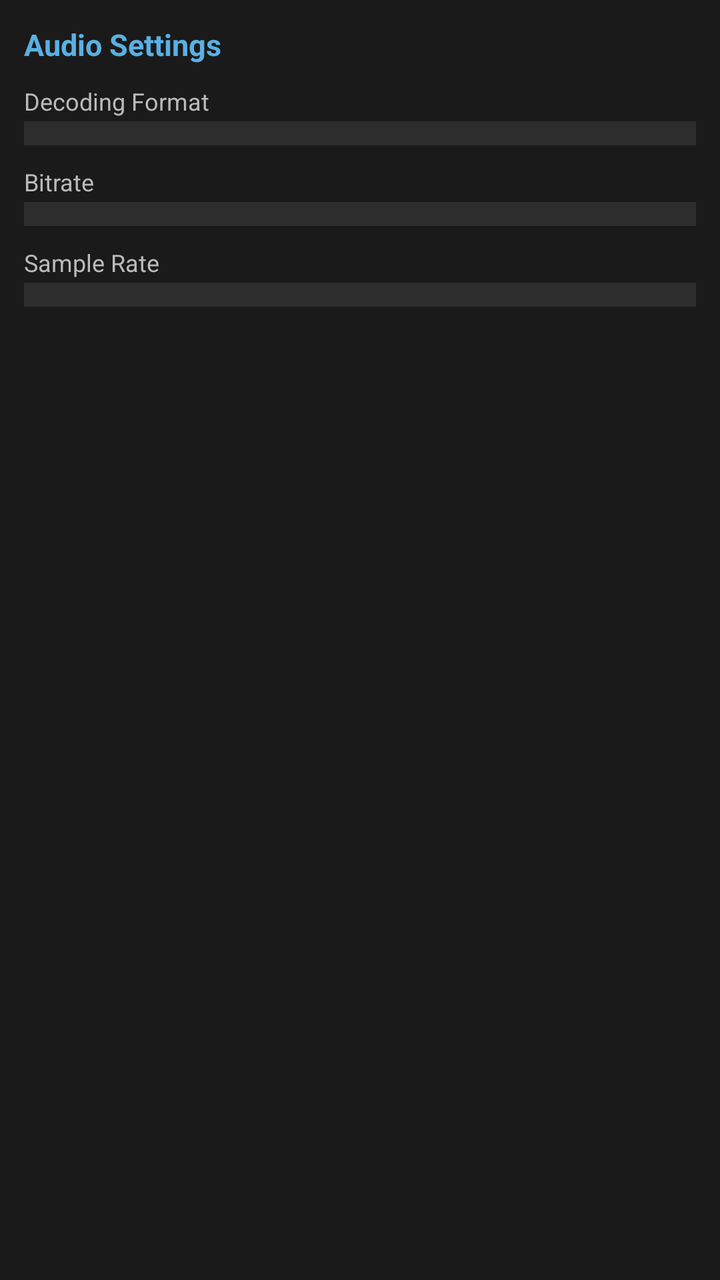
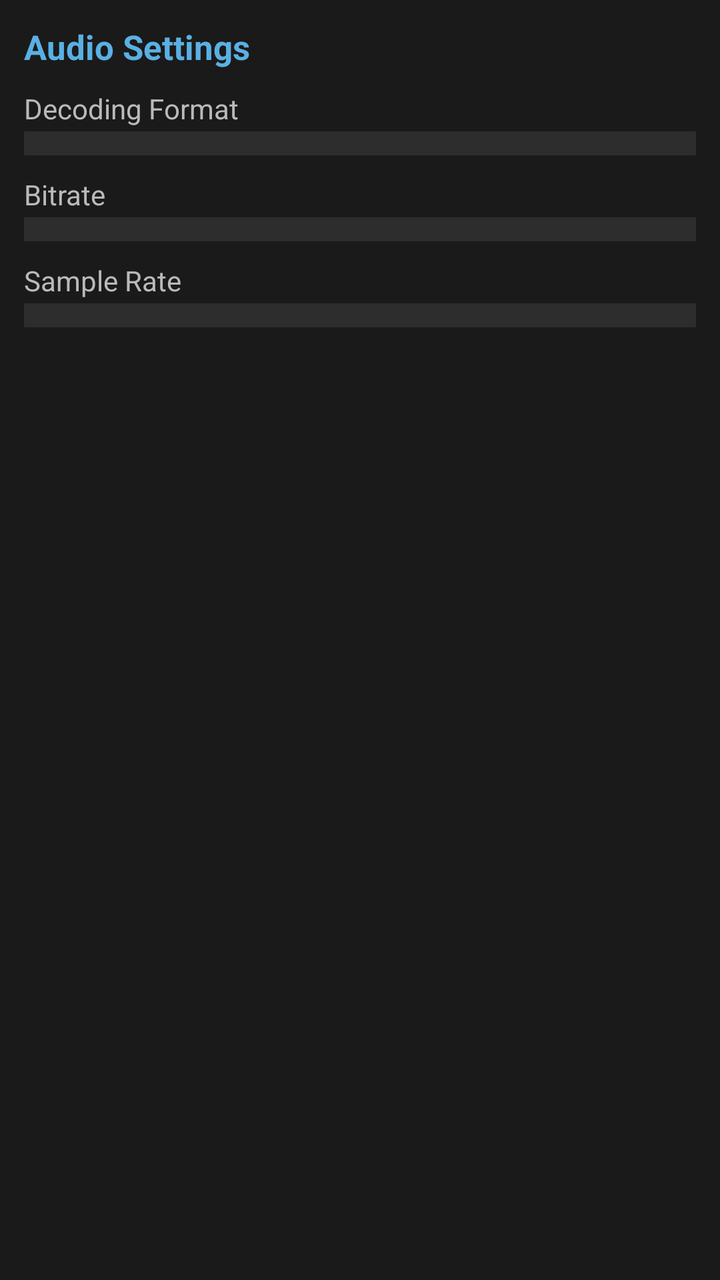

The first picture is an Android layout as it rendered before a commit; the second is the same layout after the commit. The layout source and the unified diff follow.
<!-- AndroidManifest.xml: application theme WalkmanTheme -->
<!-- res/layout/activity_jellyfin_audio.xml -->
<?xml version="1.0" encoding="utf-8"?>
<ScrollView xmlns:android="http://schemas.android.com/apk/res/android"
    android:layout_width="fill_parent"
    android:layout_height="fill_parent"
    android:background="@color/surface">

    <LinearLayout
        android:layout_width="fill_parent"
        android:layout_height="wrap_content"
        android:orientation="vertical"
        android:padding="12dp">

        <TextView
            android:layout_width="fill_parent"
            android:layout_height="wrap_content"
            android:text="Audio Settings"
            android:textColor="@color/walkman_blue"
            android:textSize="15sp"
            android:textStyle="bold"
            android:layout_marginBottom="10dp" />

        <TextView
            android:layout_width="fill_parent"
            android:layout_height="wrap_content"
            android:text="Decoding Format"
            android:textColor="@color/text_secondary"
            android:textSize="12sp"
            android:layout_marginBottom="2dp" />

        <Spinner
            android:id="@+id/jf_codec"
            android:layout_width="fill_parent"
            android:layout_height="wrap_content"
            android:background="@color/surface_elevated"
            android:padding="6dp"
            android:layout_marginBottom="10dp" />

        <LinearLayout
            android:id="@+id/jf_bitrate_row"
            android:layout_width="fill_parent"
            android:layout_height="wrap_content"
            android:orientation="vertical">

            <TextView
                android:layout_width="fill_parent"
                android:layout_height="wrap_content"
                android:text="Bitrate"
                android:textColor="@color/text_secondary"
                android:textSize="12sp"
                android:layout_marginBottom="2dp" />

            <Spinner
                android:id="@+id/jf_bitrate"
                android:layout_width="fill_parent"
                android:layout_height="wrap_content"
                android:background="@color/surface_elevated"
                android:padding="6dp"
                android:layout_marginBottom="10dp" />
        </LinearLayout>

        <LinearLayout
            android:id="@+id/jf_samplerate_row"
            android:layout_width="fill_parent"
            android:layout_height="wrap_content"
            android:orientation="vertical">

            <TextView
                android:layout_width="fill_parent"
                android:layout_height="wrap_content"
                android:text="Sample Rate"
                android:textColor="@color/text_secondary"
                android:textSize="12sp"
                android:layout_marginBottom="2dp" />

            <Spinner
                android:id="@+id/jf_samplerate"
                android:layout_width="fill_parent"
                android:layout_height="wrap_content"
                android:background="@color/surface_elevated"
                android:padding="6dp"
                android:layout_marginBottom="10dp" />
        </LinearLayout>

        <TextView
            android:id="@+id/jf_audio_status"
            android:layout_width="fill_parent"
            android:layout_height="wrap_content"
            android:textColor="@color/walkman_blue"
            android:textSize="12sp" />
    </LinearLayout>
</ScrollView>
<!-- resources referenced by this layout -->
<resources>
  <color name="surface">#ff1a1a1a</color>
  <color name="surface_elevated">#ff2d2d2d</color>
  <color name="text_secondary">#ffbababa</color>
  <color name="walkman_blue">#ff5ab0e3</color>
  <style name="WalkmanTheme" parent="@android:style/Theme.Black.NoTitleBar">
          <item name="android:windowBackground">@color/background</item>
          <item name="android:colorBackground">@color/background</item>
          <item name="android:listDivider">@color/divider</item>
      </style>
  <color name="background">#ff000000</color>
  <color name="divider">#ff2d2d2d</color>
</resources>

<!-- the commit's change to res/layout/activity_jellyfin_audio.xml (unified diff, before → after) -->
@@ -15,7 +15,7 @@
             android:layout_height="wrap_content"
             android:text="Audio Settings"
             android:textColor="@color/walkman_blue"
-            android:textSize="15sp"
+            android:textSize="17sp"
             android:textStyle="bold"
             android:layout_marginBottom="10dp" />
 
@@ -24,7 +24,7 @@
             android:layout_height="wrap_content"
             android:text="Decoding Format"
             android:textColor="@color/text_secondary"
-            android:textSize="12sp"
+            android:textSize="14sp"
             android:layout_marginBottom="2dp" />
 
         <Spinner
@@ -46,7 +46,7 @@
                 android:layout_height="wrap_content"
                 android:text="Bitrate"
                 android:textColor="@color/text_secondary"
-                android:textSize="12sp"
+                android:textSize="14sp"
                 android:layout_marginBottom="2dp" />
 
             <Spinner
@@ -69,7 +69,7 @@
                 android:layout_height="wrap_content"
                 android:text="Sample Rate"
                 android:textColor="@color/text_secondary"
-                android:textSize="12sp"
+                android:textSize="14sp"
                 android:layout_marginBottom="2dp" />
 
             <Spinner
@@ -86,6 +86,6 @@
             android:layout_width="fill_parent"
             android:layout_height="wrap_content"
             android:textColor="@color/walkman_blue"
-            android:textSize="12sp" />
+            android:textSize="14sp" />
     </LinearLayout>
 </ScrollView>
